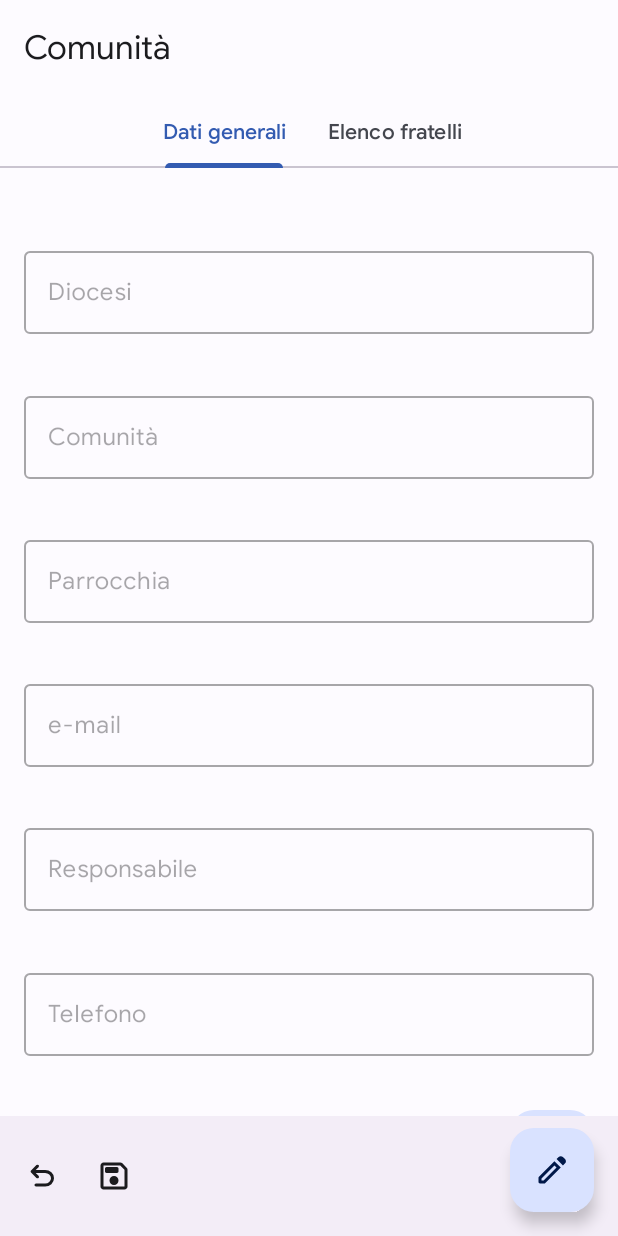
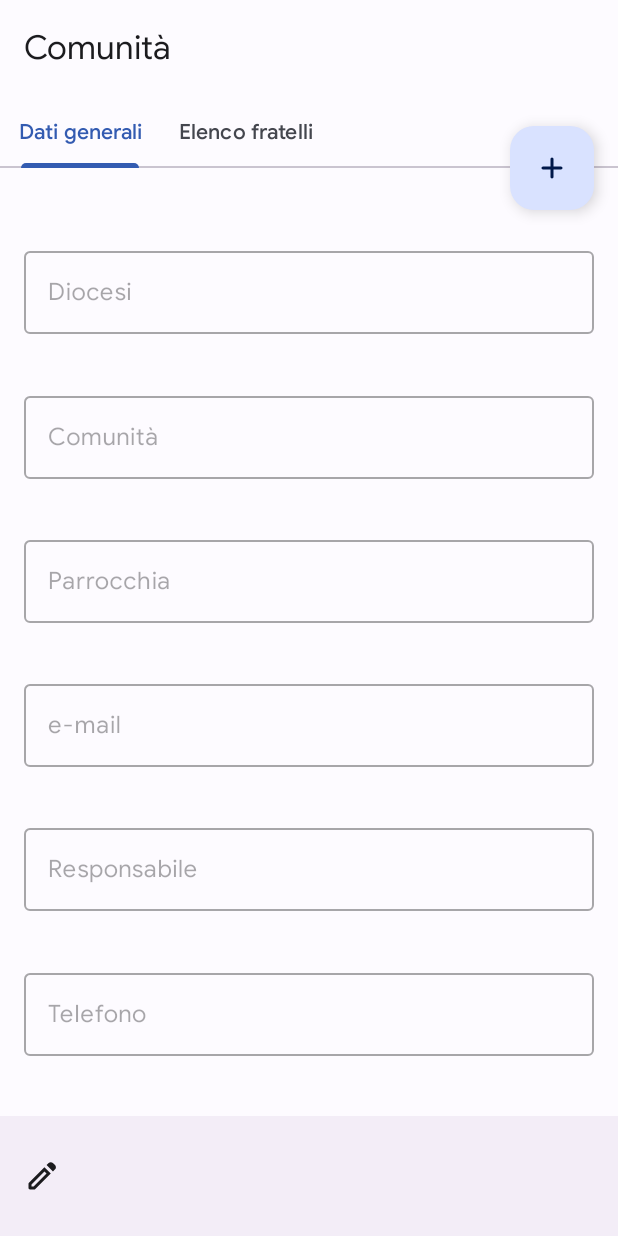
Before and after one commit to marbat87/gestionecomunita, an Android app: the layout fragment_community_detail.xml on its own in the app's theme, with its tools: preview values and no code run, on a phone screen of 412 x 824 dp. Run offline under Robolectric (Android 15) with nearby library versions, the phone set to English and light mode, and no system bars.

```diff
--- a/app/src/main/res/layout-sw600dp/fragment_community_detail.xml
+++ b/app/src/main/res/layout-sw600dp/fragment_community_detail.xml
@@ -45,6 +45,7 @@
         android:id="@+id/community_detail_scroll_view"
         android:layout_width="match_parent"
         android:layout_height="match_parent"
+        android:layout_marginBottom="?actionBarSize"
         app:layout_behavior="@string/appbar_scrolling_view_behavior">
 
         <androidx.constraintlayout.widget.ConstraintLayout
@@ -83,7 +84,7 @@
                 android:layout_width="match_parent"
                 android:layout_height="wrap_content"
                 android:layout_marginStart="@dimen/text_field_space"
-                android:layout_marginTop="@dimen/text_field_space"
+                android:layout_marginTop="@dimen/text_field_space_no_error"
                 android:layout_marginEnd="@dimen/text_field_space"
                 android:enabled="false"
                 android:hint="@string/comunita"
@@ -142,7 +143,6 @@
                 android:layout_marginEnd="@dimen/text_field_space"
                 android:enabled="false"
                 android:hint="@string/responsabile"
-                app:errorEnabled="true"
                 app:layout_constraintTop_toBottomOf="@id/email_text_field">
 
                 <com.google.android.material.textfield.TextInputEditText
@@ -156,11 +156,10 @@
                 android:layout_width="match_parent"
                 android:layout_height="wrap_content"
                 android:layout_marginStart="@dimen/text_field_space"
-                android:layout_marginTop="@dimen/text_field_space"
+                android:layout_marginTop="@dimen/text_field_space_no_error"
                 android:layout_marginEnd="@dimen/text_field_space"
                 android:enabled="false"
                 android:hint="@string/telefono"
-                app:errorEnabled="true"
                 app:layout_constraintTop_toBottomOf="@id/responsabile_text_field">
 
                 <com.google.android.material.textfield.TextInputEditText
@@ -176,11 +175,10 @@
                 android:layout_width="match_parent"
                 android:layout_height="wrap_content"
                 android:layout_marginStart="@dimen/text_field_space"
-                android:layout_marginTop="@dimen/text_field_space"
+                android:layout_marginTop="@dimen/text_field_space_no_error"
                 android:layout_marginEnd="@dimen/text_field_space"
                 android:enabled="false"
                 android:hint="@string/tappa"
-                app:errorEnabled="true"
                 app:layout_constraintTop_toBottomOf="@id/telefono_text_field">
 
                 <AutoCompleteTextView
@@ -198,7 +196,7 @@
                 android:layout_width="match_parent"
                 android:layout_height="wrap_content"
                 android:layout_marginStart="@dimen/text_field_space"
-                android:layout_marginTop="@dimen/text_field_space"
+                android:layout_marginTop="@dimen/text_field_space_no_error"
                 android:layout_marginEnd="@dimen/text_field_space"
                 android:enabled="false"
                 android:hint="@string/data_convivenza"
@@ -238,7 +236,6 @@
                 android:layout_marginEnd="@dimen/text_field_space"
                 android:enabled="false"
                 android:hint="@string/note"
-                app:errorEnabled="true"
                 app:layout_constraintTop_toBottomOf="@id/data_visita_text_field">
 
                 <com.google.android.material.textfield.TextInputEditText
@@ -255,29 +252,19 @@
         android:id="@+id/brothers_list"
         android:layout_width="match_parent"
         android:layout_height="match_parent"
+        android:layout_marginBottom="?actionBarSize"
         android:visibility="gone"
         app:layoutManager="LinearLayoutManager"
         app:layout_behavior="@string/appbar_scrolling_view_behavior"
         tools:listitem="@layout/community_row_item" />
 
     <com.google.android.material.floatingactionbutton.FloatingActionButton
-        android:id="@+id/fab_edit"
-        android:layout_width="wrap_content"
-        android:layout_height="wrap_content"
-        android:layout_gravity="bottom|end"
-        android:layout_marginEnd="@dimen/fab_margin"
-        android:layout_marginBottom="@dimen/fab_margin"
-        app:srcCompat="@drawable/edit_24px"
-        tools:ignore="ContentDescription" />
-
-    <com.google.android.material.floatingactionbutton.FloatingActionButton
         android:id="@+id/fab_add_brother"
         android:layout_width="wrap_content"
         android:layout_height="wrap_content"
-        android:layout_gravity="bottom|end"
         android:layout_marginEnd="@dimen/fab_margin"
-        android:layout_marginBottom="@dimen/fab_margin"
-        android:visibility="gone"
+        app:layout_anchor="@id/app_bar_layout"
+        app:layout_anchorGravity="bottom|end"
         app:srcCompat="@drawable/add_24px"
         tools:ignore="ContentDescription" />
 
@@ -287,8 +274,6 @@
         android:layout_width="match_parent"
         android:layout_height="wrap_content"
         android:layout_gravity="bottom"
-        app:hideOnScroll="true"
-        app:layout_scrollFlags="scroll|enterAlways"
         app:menu="@menu/bottom_app_bar_menu" />
 
 </androidx.coordinatorlayout.widget.CoordinatorLayout>
--- a/app/src/main/res/layout/fragment_community_detail.xml
+++ b/app/src/main/res/layout/fragment_community_detail.xml
@@ -252,28 +252,19 @@
         android:id="@+id/brothers_list"
         android:layout_width="match_parent"
         android:layout_height="match_parent"
+        android:layout_marginBottom="?actionBarSize"
         android:visibility="gone"
         app:layoutManager="LinearLayoutManager"
         app:layout_behavior="@string/appbar_scrolling_view_behavior"
         tools:listitem="@layout/community_row_item" />
 
     <com.google.android.material.floatingactionbutton.FloatingActionButton
-        android:id="@+id/fab_edit"
-        android:layout_width="wrap_content"
-        android:layout_height="wrap_content"
-        android:layout_gravity="bottom|end"
-        android:layout_marginEnd="@dimen/fab_margin"
-        android:layout_marginBottom="@dimen/fab_margin"
-        app:srcCompat="@drawable/edit_24px"
-        tools:ignore="ContentDescription" />
-
-    <com.google.android.material.floatingactionbutton.FloatingActionButton
         android:id="@+id/fab_add_brother"
         android:layout_width="wrap_content"
         android:layout_height="wrap_content"
         android:layout_marginEnd="@dimen/fab_margin"
-        android:layout_marginBottom="@dimen/fab_margin"
-        app:layout_anchor="@id/bottomAppBar"
+        app:layout_anchor="@id/app_bar_layout"
+        app:layout_anchorGravity="bottom|end"
         app:srcCompat="@drawable/add_24px"
         tools:ignore="ContentDescription" />
 
--- a/app/src/main/res/menu/bottom_app_bar_menu.xml
+++ b/app/src/main/res/menu/bottom_app_bar_menu.xml
@@ -4,18 +4,9 @@
     xmlns:tools="http://schemas.android.com/tools">
 
     <item
-        android:id="@+id/cancel_change"
-        android:icon="@drawable/undo_24px"
-        android:orderInCategory="4"
-        android:title="@android:string/cancel"
-        risuscito:showAsAction="always"
-        tools:ignore="AlwaysShowAction" />
-
-    <item
-        android:id="@+id/confirm_changes"
-        android:icon="@drawable/save_24px"
-        android:orderInCategory="4"
-        android:title="@android:string/ok"
+        android:id="@+id/edit_community"
+        android:icon="@drawable/edit_24px"
+        android:title="@string/edit"
         risuscito:showAsAction="always"
         tools:ignore="AlwaysShowAction" />
 
--- a/app/src/main/res/values/strings.xml
+++ b/app/src/main/res/values/strings.xml
@@ -42,4 +42,5 @@
     <string name="invalid_email">Indirizzo e-mail non valido</string>
     <string name="invalid_date">Data non valida</string>
     <string name="mandatory_field">Campo obbligatorio</string>
+    <string name="edit">Modifica</string>
 </resources>
--- a/app/src/main/res/values/themes.xml
+++ b/app/src/main/res/values/themes.xml
@@ -90,8 +90,8 @@
     </style>
 
     <style name="Widget.Gestionecomunita.TabLayout" parent="Widget.Material3.TabLayout">
-        <item name="tabGravity">center</item>
-        <item name="tabMode">auto</item>
+        <item name="tabGravity">start</item>
+        <item name="tabMode">scrollable</item>
     </style>
 
     <style name="TextAppearance.GestioneComunita.DisplayLarge" parent="TextAppearance.Material3.DisplayLarge">
```
Also changed, not shown: app/src/main/java/it/cammino/gestionecomunita/ui/comunita/CommunityDetailHostFragment.kt (+19 -0 lines), app/src/main/java/it/cammino/gestionecomunita/ui/comunita/ComunitaIndexFragment.kt (+4 -4 lines), app/src/main/java/it/cammino/gestionecomunita/ui/comunita/detail/CommunityDetailFragment.kt (+45 -18 lines), app/src/main/java/it/cammino/gestionecomunita/ui/comunita/list/CommunityListFragment.kt (+20 -6 lines), app/src/main/java/it/cammino/gestionecomunita/ui/comunita/list/CommunityListViewModel.kt (+5 -19 lines), app/src/main/java/it/cammino/gestionecomunita/util/Extensions.kt (+16 -0 lines), app/src/main/res/menu/bottom_app_bar_edit_menu.xml (added, +22 -0 lines).
